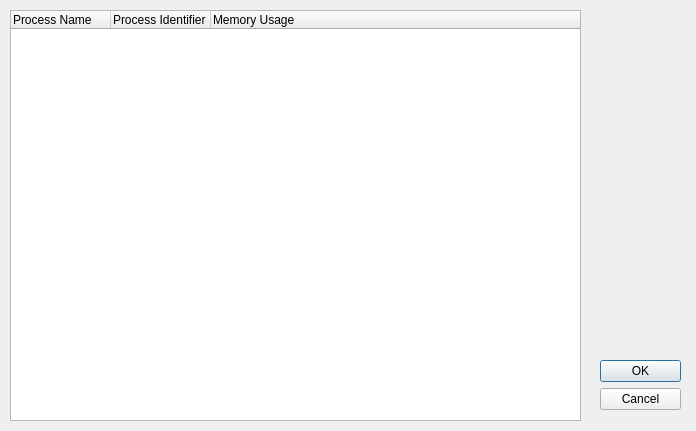
The window that src/processviewerdialog.ui (WPN-XM/server-control-panel) describes before a commit, drawn with Qt 5.
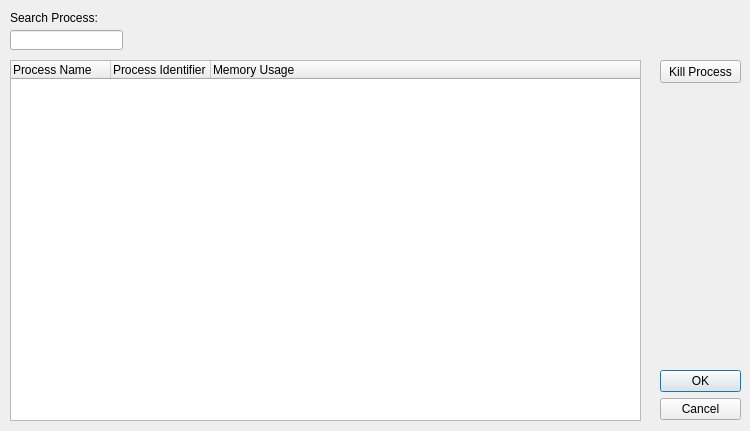
The same window after the commit.

Commit message: added type-ahead search for process name allow sorting the process tree

What changed in the file:
```diff
--- a/src/processviewerdialog.ui
+++ b/src/processviewerdialog.ui
@@ -6,7 +6,7 @@
    <rect>
     <x>0</x>
     <y>0</y>
-    <width>696</width>
+    <width>750</width>
     <height>431</height>
    </rect>
   </property>
@@ -16,8 +16,8 @@
   <widget class="QDialogButtonBox" name="buttonBox">
    <property name="geometry">
     <rect>
-     <x>600</x>
-     <y>360</y>
+     <x>660</x>
+     <y>370</y>
      <width>81</width>
      <height>61</height>
     </rect>
@@ -33,9 +33,9 @@
    <property name="geometry">
     <rect>
      <x>10</x>
-     <y>10</y>
-     <width>571</width>
-     <height>411</height>
+     <y>60</y>
+     <width>631</width>
+     <height>361</height>
     </rect>
    </property>
    <column>
@@ -54,6 +54,42 @@
     </property>
    </column>
   </widget>
+  <widget class="QPushButton" name="pushButton_KillProcess">
+   <property name="geometry">
+    <rect>
+     <x>660</x>
+     <y>60</y>
+     <width>81</width>
+     <height>23</height>
+    </rect>
+   </property>
+   <property name="text">
+    <string>Kill Process</string>
+   </property>
+  </widget>
+  <widget class="QLineEdit" name="searchProcessLineEdit">
+   <property name="geometry">
+    <rect>
+     <x>10</x>
+     <y>30</y>
+     <width>113</width>
+     <height>20</height>
+    </rect>
+   </property>
+  </widget>
+  <widget class="QLabel" name="label">
+   <property name="geometry">
+    <rect>
+     <x>10</x>
+     <y>10</y>
+     <width>91</width>
+     <height>16</height>
+    </rect>
+   </property>
+   <property name="text">
+    <string>Search Process:</string>
+   </property>
+  </widget>
  </widget>
  <resources/>
  <connections>
```
The commit also changes 2 other files.
